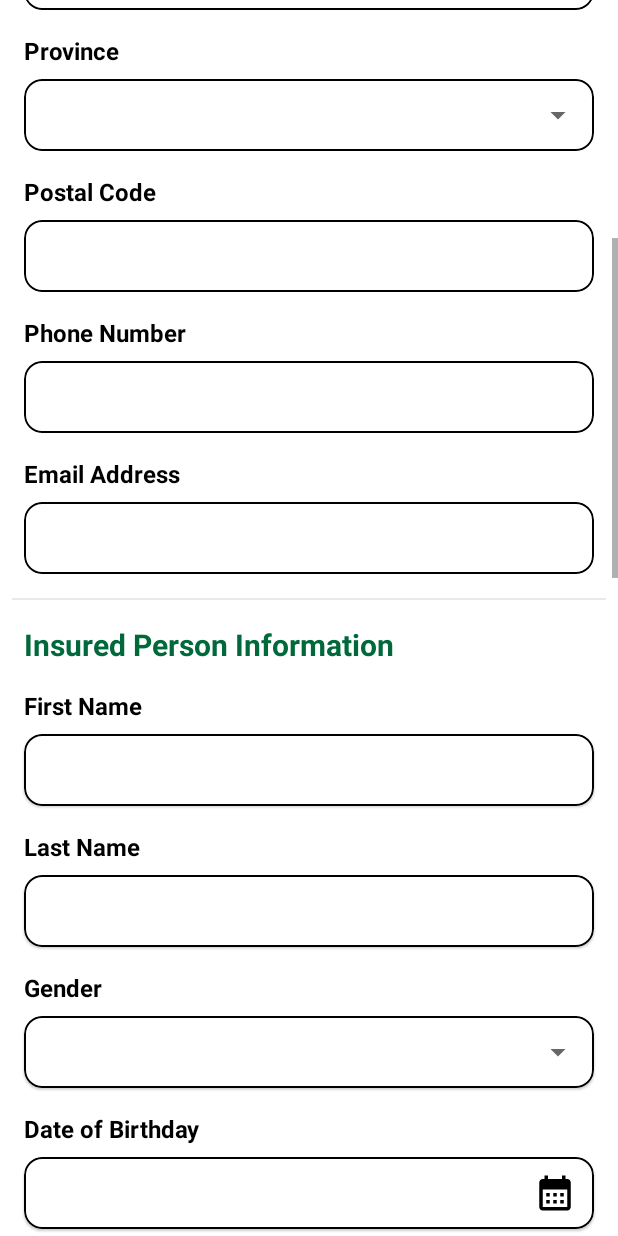
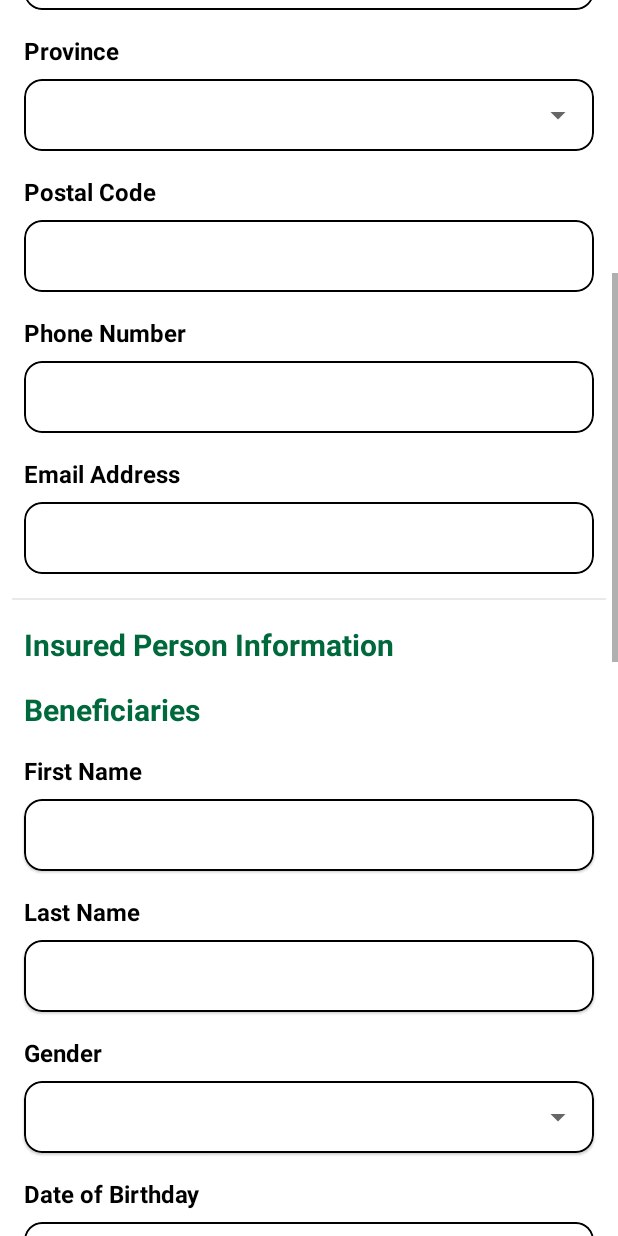
Before and after one commit to morvaridestanesti/kpj, an Android app: the layout fragment_request_form_step2.xml on its own in the app's theme, with its tools: preview values and no code run, scrolled down 576 dp, on a phone screen of 412 x 824 dp. Run offline under Robolectric (Android 15) with nearby library versions, the phone set to English and light mode, and no system bars.

Commit message:
Refactored request form step 2 and added person information layout
- Created `layout_person_information.xml` to capture personal details.
- Updated `AdapterRecyclerSupportedPlanCompany` to navigate to `FormFragment`.
- Modified `layout_request_step2.xml`:
    - Added IDs to several TextViews and MaterialCardViews.
    - Added AppCompatEditTexts for various input fields.
    - Replaced hardcoded personal information fields with a LinearLayout (`vgInsuredPeopleInformation`) to dynamically add person information layouts.
- Updated `RequestFormStep2Fragment`:
    - Now accepts a `StepViewModel` in its constructor.
    - Populates UI elements with data from `App.CONTENT` and network calls.
    - Implemented click listeners for date pickers and navigation buttons.
    - Added logic to populate spinners with dynamic data.

```diff
--- a/app/src/main/java/adapters/AdapterRecyclerSupportedPlanCompany.kt
+++ b/app/src/main/java/adapters/AdapterRecyclerSupportedPlanCompany.kt
@@ -8,7 +8,7 @@ import android.widget.TableRow
 import android.widget.TextView
 import androidx.core.view.setPadding
 import androidx.recyclerview.widget.RecyclerView
-import fragments.RequestFormStep1Fragment
+import fragments.FormFragment
 import helpers.ContextHelper
 import ir.ncis.kpjapp.App
 import ir.ncis.kpjapp.R
@@ -37,7 +37,7 @@ class AdapterRecyclerSupportedPlanCompany(private val supportedPlans: List<Suppo
 
         holder.b.btBuy.setOnClickListener {
             App.PLAN = item
-            (App.ACTIVITY as MainActivity).showFragment(RequestFormStep1Fragment())
+            (App.ACTIVITY as MainActivity).showFragment(FormFragment())
         }
 
         holder.b.tlPlans.removeAllViews()
--- a/app/src/main/java/fragments/CalculateResultFragment.kt
+++ b/app/src/main/java/fragments/CalculateResultFragment.kt
@@ -1,5 +1,6 @@
 package fragments
 
+import activities.MainActivity
 import adapters.AdapterRecyclerSupportedPlanCompany
 import android.os.Bundle
 import android.view.LayoutInflater
--- a/app/src/main/res/layout/layout_request_step2.xml
+++ b/app/src/main/res/layout/layout_request_step2.xml
@@ -13,6 +13,7 @@
         android:orientation="vertical">
 
         <androidx.appcompat.widget.AppCompatTextView
+            android:id="@+id/tvTitle"
             android:layout_width="wrap_content"
             android:layout_height="wrap_content"
             android:layout_gravity="center"
@@ -51,7 +52,7 @@
         </com.google.android.material.card.MaterialCardView>
 
         <androidx.appcompat.widget.AppCompatTextView
-            android:id="@+id/tvPurchased"
+            android:id="@+id/tvPeople"
             android:layout_width="wrap_content"
             android:layout_height="wrap_content"
             android:layout_marginStart="8dp"
@@ -72,7 +73,7 @@
             app:strokeWidth="1dp">
 
             <androidx.appcompat.widget.AppCompatSpinner
-                android:id="@+id/spPurchased"
+                android:id="@+id/spPeople"
                 android:layout_width="match_parent"
                 android:layout_height="48dp"
                 android:padding="4dp" />
@@ -125,7 +126,17 @@
             android:layout_marginEnd="8dp"
             app:cardCornerRadius="12dp"
             app:strokeColor="@color/black"
-            app:strokeWidth="1dp"></com.google.android.material.card.MaterialCardView>
+            app:strokeWidth="1dp">
+
+            <androidx.appcompat.widget.AppCompatEditText
+                android:id="@+id/etAddress"
+                android:layout_width="match_parent"
+                android:layout_height="match_parent"
+                android:background="@null"
+                android:gravity="top"
+                android:inputType="text"
+                android:padding="8dp" />
+        </com.google.android.material.card.MaterialCardView>
 
         <androidx.appcompat.widget.AppCompatTextView
             android:id="@+id/tvCity"
@@ -146,7 +157,17 @@
             android:layout_marginEnd="8dp"
             app:cardCornerRadius="12dp"
             app:strokeColor="@color/black"
-            app:strokeWidth="1dp"></com.google.android.material.card.MaterialCardView>
+            app:strokeWidth="1dp">
+
+            <androidx.appcompat.widget.AppCompatEditText
+                android:id="@+id/etCity"
+                android:layout_width="match_parent"
+                android:layout_height="match_parent"
+                android:background="@null"
+                android:gravity="top"
+                android:inputType="text"
+                android:padding="8dp" />
+        </com.google.android.material.card.MaterialCardView>
 
         <androidx.appcompat.widget.AppCompatTextView
             android:id="@+id/tvProvince"
@@ -195,7 +216,17 @@
             android:layout_marginEnd="8dp"
             app:cardCornerRadius="12dp"
             app:strokeColor="@color/black"
-            app:strokeWidth="1dp"></com.google.android.material.card.MaterialCardView>
+            app:strokeWidth="1dp">
+
+            <androidx.appcompat.widget.AppCompatEditText
+                android:id="@+id/etPostalCode"
+                android:layout_width="match_parent"
+                android:layout_height="match_parent"
+                android:background="@null"
+                android:gravity="top"
+                android:inputType="text"
+                android:padding="8dp" />
+        </com.google.android.material.card.MaterialCardView>
 
         <androidx.appcompat.widget.AppCompatTextView
             android:id="@+id/tvPhoneNumber"
@@ -216,7 +247,17 @@
             android:layout_marginEnd="8dp"
             app:cardCornerRadius="12dp"
             app:strokeColor="@color/black"
-            app:strokeWidth="1dp"></com.google.android.material.card.MaterialCardView>
+            app:strokeWidth="1dp">
+
+            <androidx.appcompat.widget.AppCompatEditText
+                android:id="@+id/etPhoneNumber"
+                android:layout_width="match_parent"
+                android:layout_height="match_parent"
+                android:background="@null"
+                android:gravity="top"
+                android:inputType="text"
+                android:padding="8dp" />
+        </com.google.android.material.card.MaterialCardView>
 
         <androidx.appcompat.widget.AppCompatTextView
             android:id="@+id/tvEmailAddress"
@@ -237,7 +278,17 @@
             android:layout_marginEnd="8dp"
             app:cardCornerRadius="12dp"
             app:strokeColor="@color/black"
-            app:strokeWidth="1dp"></com.google.android.material.card.MaterialCardView>
+            app:strokeWidth="1dp">
+
+            <androidx.appcompat.widget.AppCompatEditText
+                android:id="@+id/etEmailAddress"
+                android:layout_width="match_parent"
+                android:layout_height="match_parent"
+                android:background="@null"
+                android:gravity="top"
+                android:inputType="textEmailAddress"
+                android:padding="8dp" />
+        </com.google.android.material.card.MaterialCardView>
 
         <androidx.appcompat.widget.AppCompatImageView
             android:layout_width="match_parent"
@@ -246,6 +297,7 @@
             app:srcCompat="@color/gray" />
 
         <androidx.appcompat.widget.AppCompatTextView
+            android:id="@+id/tvInsured"
             android:layout_width="wrap_content"
             android:layout_height="wrap_content"
             android:layout_marginStart="8dp"
@@ -255,122 +307,14 @@
             android:textSize="20sp"
             android:textStyle="bold" />
 
-        <androidx.appcompat.widget.AppCompatTextView
-            android:id="@+id/tvFirstName"
-            android:layout_width="wrap_content"
+        <LinearLayout
+            android:id="@+id/vgInsuredPeopleInformation"
+            android:layout_width="match_parent"
             android:layout_height="wrap_content"
-            android:layout_marginStart="8dp"
-            android:layout_marginTop="16dp"
-            android:text="First Name"
-            android:textColor="@color/black"
-            android:textSize="16sp"
-            android:textStyle="bold" />
-
-        <com.google.android.material.card.MaterialCardView
-            android:layout_width="match_parent"
-            android:layout_height="48dp"
-            android:layout_marginStart="8dp"
-            android:layout_marginTop="8dp"
-            android:layout_marginEnd="8dp"
-            app:cardCornerRadius="12dp"
-            app:strokeColor="@color/black"
-            app:strokeWidth="1dp"></com.google.android.material.card.MaterialCardView>
+            android:orientation="vertical" />
 
         <androidx.appcompat.widget.AppCompatTextView
-            android:id="@+id/tvLastName"
-            android:layout_width="wrap_content"
-            android:layout_height="wrap_content"
-            android:layout_marginStart="8dp"
-            android:layout_marginTop="16dp"
-            android:text="Last Name"
-            android:textColor="@color/black"
-            android:textSize="16sp"
-            android:textStyle="bold" />
-
-        <com.google.android.material.card.MaterialCardView
-            android:layout_width="match_parent"
-            android:layout_height="48dp"
-            android:layout_marginStart="8dp"
-            android:layout_marginTop="8dp"
-            android:layout_marginEnd="8dp"
-            app:cardCornerRadius="12dp"
-            app:strokeColor="@color/black"
-            app:strokeWidth="1dp"></com.google.android.material.card.MaterialCardView>
-
-        <androidx.appcompat.widget.AppCompatTextView
-            android:id="@+id/tvGender"
-            android:layout_width="wrap_content"
-            android:layout_height="wrap_content"
-            android:layout_marginStart="8dp"
-            android:layout_marginTop="16dp"
-            android:text="Gender"
-            android:textColor="@color/black"
-            android:textSize="16sp"
-            android:textStyle="bold" />
-
-        <com.google.android.material.card.MaterialCardView
-            android:layout_width="match_parent"
-            android:layout_height="wrap_content"
-            android:layout_marginStart="8dp"
-            android:layout_marginTop="8dp"
-            android:layout_marginEnd="8dp"
-            app:cardCornerRadius="12dp"
-            app:strokeColor="@color/black"
-            app:strokeWidth="1dp">
-
-            <androidx.appcompat.widget.AppCompatSpinner
-                android:id="@+id/spGender"
-                android:layout_width="match_parent"
-                android:layout_height="48dp"
-                android:padding="4dp" />
-        </com.google.android.material.card.MaterialCardView>
-
-        <androidx.appcompat.widget.AppCompatTextView
-            android:id="@+id/tvBirthdayLabel"
-            android:layout_width="wrap_content"
-            android:layout_height="wrap_content"
-            android:layout_marginStart="8dp"
-            android:layout_marginTop="16dp"
-            android:text="Date of Birthday"
-            android:textColor="@color/black"
-            android:textSize="16sp"
-            android:textStyle="bold" />
-
-        <com.google.android.material.card.MaterialCardView
-            android:layout_width="match_parent"
-            android:layout_height="48dp"
-            android:layout_marginStart="8dp"
-            android:layout_marginTop="8dp"
-            android:layout_marginEnd="8dp"
-            app:cardCornerRadius="12dp"
-            app:strokeColor="@color/black"
-            app:strokeWidth="1dp">
-
-            <LinearLayout
-                android:layout_width="match_parent"
-                android:layout_height="48dp"
-                android:gravity="center_vertical"
-                android:orientation="horizontal"
-                android:paddingHorizontal="8dp">
-
-                <androidx.appcompat.widget.AppCompatTextView
-                    android:id="@+id/tvBirthday"
-                    android:layout_width="0dp"
-                    android:layout_height="wrap_content"
-                    android:layout_weight="1"
-                    android:text=""
-                    android:textColor="@color/black"
-                    android:textSize="16sp" />
-
-                <androidx.appcompat.widget.AppCompatImageView
-                    android:layout_width="36dp"
-                    android:layout_height="36dp"
-                    android:padding="4dp"
-                    app:srcCompat="@drawable/ic_calendar" />
-            </LinearLayout>
-        </com.google.android.material.card.MaterialCardView>
-
-        <androidx.appcompat.widget.AppCompatTextView
+            android:id="@+id/tvBeneficiaries"
             android:layout_width="wrap_content"
             android:layout_height="wrap_content"
             android:layout_marginStart="8dp"
@@ -399,7 +343,17 @@
             android:layout_marginEnd="8dp"
             app:cardCornerRadius="12dp"
             app:strokeColor="@color/black"
-            app:strokeWidth="1dp"></com.google.android.material.card.MaterialCardView>
+            app:strokeWidth="1dp">
+
+            <androidx.appcompat.widget.AppCompatEditText
+                android:id="@+id/etFirstNameBeneficiaries"
+                android:layout_width="match_parent"
+                android:layout_height="match_parent"
+                android:background="@null"
+                android:gravity="top"
+                android:inputType="text"
+                android:padding="8dp" />
+        </com.google.android.material.card.MaterialCardView>
 
         <androidx.appcompat.widget.AppCompatTextView
             android:id="@+id/tvLastNameBeneficiaries"
@@ -420,7 +374,17 @@
             android:layout_marginEnd="8dp"
             app:cardCornerRadius="12dp"
             app:strokeColor="@color/black"
-            app:strokeWidth="1dp"></com.google.android.material.card.MaterialCardView>
+            app:strokeWidth="1dp">
+
+            <androidx.appcompat.widget.AppCompatEditText
+                android:id="@+id/etLastNameBeneficiaries"
+                android:layout_width="match_parent"
+                android:layout_height="match_parent"
+                android:background="@null"
+                android:gravity="top"
+                android:inputType="text"
+                android:padding="8dp" />
+        </com.google.android.material.card.MaterialCardView>
 
         <androidx.appcompat.widget.AppCompatTextView
             android:id="@+id/tvGenderBeneficiaries"
@@ -462,6 +426,7 @@
             android:textStyle="bold" />
 
         <com.google.android.material.card.MaterialCardView
+            android:id="@+id/cvBirthdayBeneficiaries"
             android:layout_width="match_parent"
             android:layout_height="48dp"
             android:layout_marginStart="8dp"
@@ -488,6 +453,7 @@
                     android:textSize="16sp" />
 
                 <androidx.appcompat.widget.AppCompatImageView
+                    android:id="@+id/ivBirthdayBeneficiaries"
                     android:layout_width="36dp"
                     android:layout_height="36dp"
                     android:padding="4dp"
@@ -496,6 +462,7 @@
         </com.google.android.material.card.MaterialCardView>
 
         <androidx.appcompat.widget.AppCompatTextView
+            android:id="@+id/tvPolicy"
             android:layout_width="wrap_content"
             android:layout_height="wrap_content"
             android:layout_marginStart="8dp"
@@ -506,6 +473,7 @@
             android:textStyle="bold" />
 
         <androidx.appcompat.widget.AppCompatTextView
+            android:id="@+id/tvPolicyDate"
             android:layout_width="wrap_content"
             android:layout_height="wrap_content"
             android:layout_marginStart="8dp"
@@ -527,6 +495,7 @@
             android:textStyle="bold" />
 
         <com.google.android.material.card.MaterialCardView
+            android:id="@+id/cvInsuranceEffectiveDate"
             android:layout_width="match_parent"
             android:layout_height="48dp"
             android:layout_marginStart="8dp"
@@ -553,6 +522,7 @@
                     android:textSize="16sp" />
 
                 <androidx.appcompat.widget.AppCompatImageView
+                    android:id="@+id/ivInsuranceEffectiveDate"
                     android:layout_width="36dp"
                     android:layout_height="36dp"
                     android:padding="4dp"
@@ -572,6 +542,7 @@
             android:textStyle="bold" />
 
         <com.google.android.material.card.MaterialCardView
+            android:id="@+id/cvInsuranceEndDate"
             android:layout_width="match_parent"
             android:layout_height="48dp"
             android:layout_marginStart="8dp"
@@ -598,6 +569,7 @@
                     android:textSize="16sp" />
 
                 <androidx.appcompat.widget.AppCompatImageView
+                    android:id="@+id/ivInsuranceEndDate"
                     android:layout_width="36dp"
                     android:layout_height="36dp"
                     android:padding="4dp"
@@ -617,6 +589,7 @@
             android:textStyle="bold" />
 
         <com.google.android.material.card.MaterialCardView
+            android:id="@+id/cvArrival"
             android:layout_width="match_parent"
             android:layout_height="48dp"
             android:layout_marginStart="8dp"
@@ -643,6 +616,7 @@
                     android:textSize="16sp" />
 
                 <androidx.appcompat.widget.AppCompatImageView
+                    android:id="@+id/ivArrival"
                     android:layout_width="36dp"
                     android:layout_height="36dp"
                     android:padding="4dp"
```
Also changed, not shown: app/src/main/java/fragments/RequestFormStep2Fragment.kt (+50 -2 lines), app/src/main/res/layout/layout_person_information.xml (added, +127 -0 lines).
